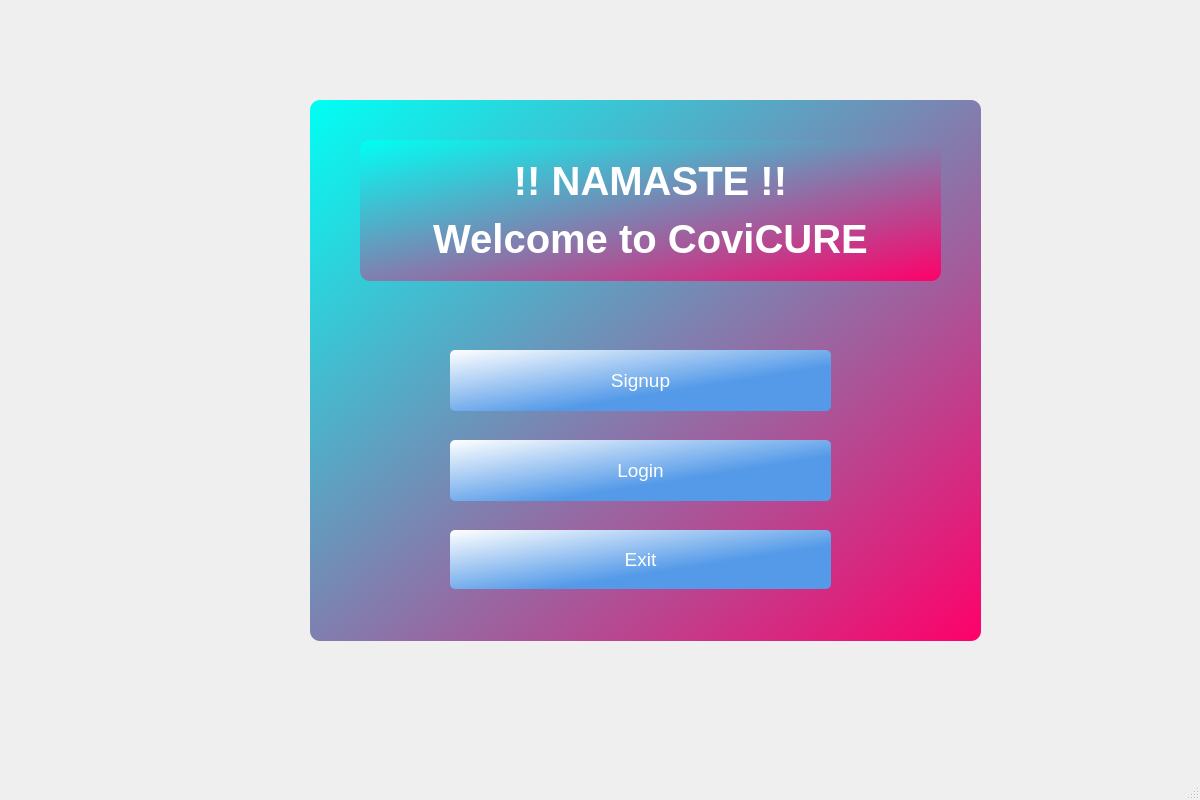
ayush-regmi/CoviCURE, file Forms/Main/mainwindow.ui: the form before one commit.
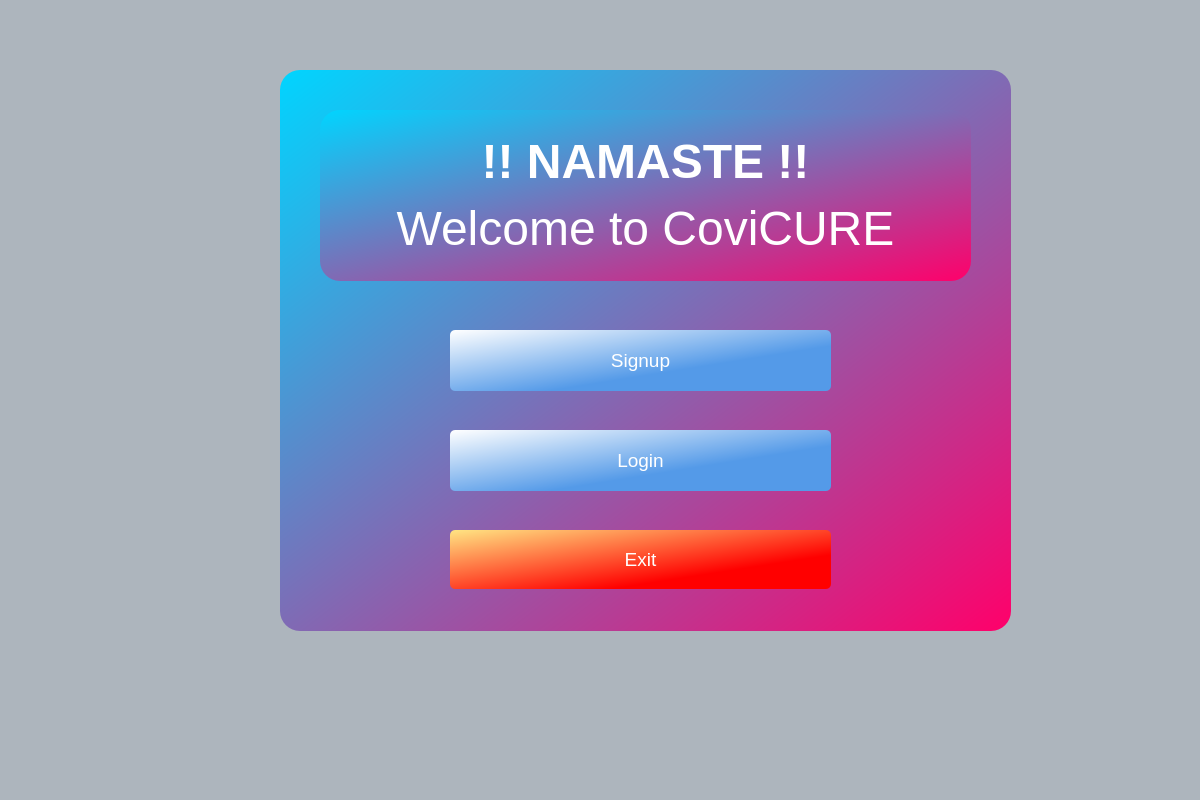
The form after the commit.

```diff
--- a/Forms/Main/mainwindow.ui
+++ b/Forms/Main/mainwindow.ui
@@ -14,21 +14,21 @@
    <string>MainWindow</string>
   </property>
   <property name="styleSheet">
-   <string notr="true"/>
+   <string notr="true">background-color: rgb(173, 181, 189);</string>
   </property>
   <widget class="QWidget" name="centralwidget">
    <widget class="QGroupBox" name="groupBox">
     <property name="geometry">
      <rect>
-      <x>310</x>
-      <y>100</y>
-      <width>671</width>
-      <height>541</height>
+      <x>280</x>
+      <y>70</y>
+      <width>731</width>
+      <height>561</height>
      </rect>
     </property>
     <property name="styleSheet">
-     <string notr="true">background-color: qlineargradient(spread:reflect, x1:0, y1:0, x2:1, y2:1, stop:0 rgba(0, 255, 244, 255), stop:1 rgba(255, 0, 106, 255));
-border-radius: 10px;</string>
+     <string notr="true">background-color: qlineargradient(spread:reflect, x1:0, y1:0, x2:1, y2:1, stop:0 rgba(0, 213, 255, 255), stop:1 rgba(255, 0, 106, 255));
+border-radius: 20px;</string>
     </property>
     <property name="title">
      <string/>
@@ -36,8 +36,8 @@
     <widget class="QPushButton" name="pushButton_Signup_3">
      <property name="geometry">
       <rect>
-       <x>140</x>
-       <y>250</y>
+       <x>170</x>
+       <y>260</y>
        <width>381</width>
        <height>61</height>
       </rect>
@@ -69,8 +69,8 @@
     <widget class="QPushButton" name="pushButton_Login_3">
      <property name="geometry">
       <rect>
-       <x>140</x>
-       <y>340</y>
+       <x>170</x>
+       <y>360</y>
        <width>381</width>
        <height>61</height>
       </rect>
@@ -102,8 +102,8 @@
     <widget class="QPushButton" name="pushButton_Exit_3">
      <property name="geometry">
       <rect>
-       <x>140</x>
-       <y>430</y>
+       <x>170</x>
+       <y>460</y>
        <width>381</width>
        <height>59</height>
       </rect>
@@ -122,9 +122,8 @@
       </font>
      </property>
      <property name="styleSheet">
-      <string notr="true">background-color: qlineargradient(spread:reflect, x1:0, y1:0, x2:1, y2:1, stop:0 rgba(255, 255, 255, 255), stop:0.629213 rgba(84, 154, 232, 255));
+      <string notr="true">background-color: qlineargradient(spread:reflect, x1:0, y1:0, x2:1, y2:1, stop:0 rgba(255, 229, 131, 255), stop:0.710227 rgba(255, 0, 0, 255));
 font: 14pt &quot;Arial Rounded MT Bold&quot;;
-
 border-radius: 5px;
 color: rgb(255, 255, 255);</string>
      </property>
@@ -135,10 +134,10 @@
     <widget class="QLabel" name="label">
      <property name="geometry">
       <rect>
-       <x>50</x>
+       <x>40</x>
        <y>40</y>
-       <width>581</width>
-       <height>141</height>
+       <width>651</width>
+       <height>171</height>
       </rect>
      </property>
      <property name="font">
@@ -162,7 +161,7 @@
 </string>
      </property>
      <property name="text">
-      <string>&lt;html&gt;&lt;head/&gt;&lt;body&gt;&lt;p&gt;!! NAMASTE !!&lt;/p&gt;&lt;p&gt;Welcome to CoviCURE&lt;/p&gt;&lt;/body&gt;&lt;/html&gt;</string>
+      <string>&lt;html&gt;&lt;head/&gt;&lt;body&gt;&lt;p&gt;&lt;span style=&quot; font-size:36pt; font-weight:700;&quot;&gt;!! NAMASTE !!&lt;/span&gt;&lt;/p&gt;&lt;p&gt;&lt;span style=&quot; font-size:36pt; font-weight:400;&quot;&gt;Welcome to CoviCURE&lt;/span&gt;&lt;/p&gt;&lt;/body&gt;&lt;/html&gt;</string>
      </property>
      <property name="alignment">
       <set>Qt::AlignCenter</set>
```
